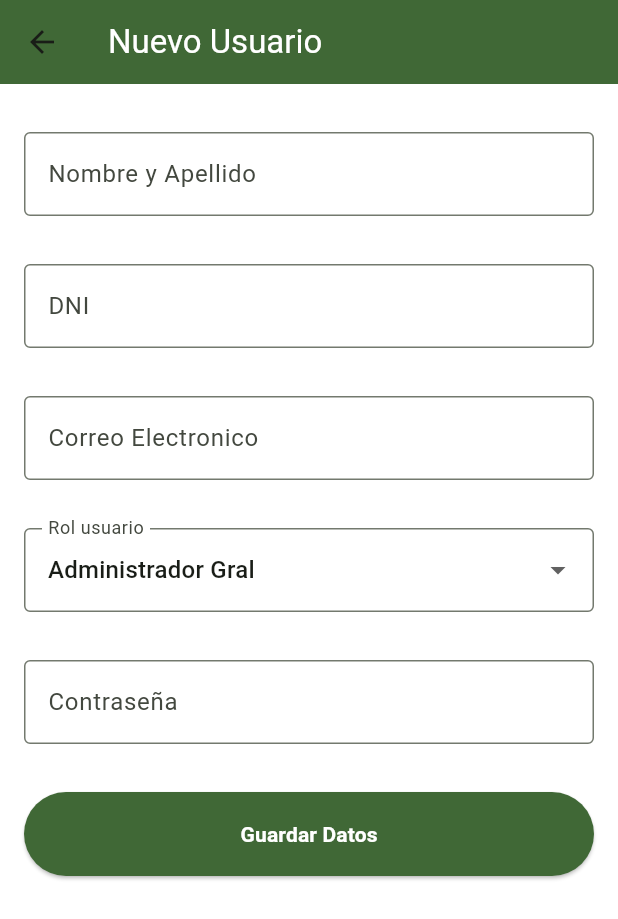
After one commit to jlmartinezdev/controlestacionamiento, a Flutter app: the UserPage screen opened by its route, after a tap on "Nuevo Usuario", on a phone screen of 412 x 824 dp. The commit adds this screen. Shown: the top 919 px of the screen. Run offline on Flutter 3.47's test engine with Material 3 defaults, Android fonts, the phone set to English and light mode, and no system bars; our stand-ins replace sqflite; accounts and stored records are empty.

Commit message:
CRUD usuario listo

```diff
--- a/lib/app/app.dart
+++ b/lib/app/app.dart
@@ -17,10 +17,10 @@ class MyApp extends StatelessWidget {
         colorScheme: ColorScheme.fromSeed(seedColor: primary).copyWith(
           surface: const Color(0xffffffff)
         ),
-        textTheme: Theme.of(context).textTheme.apply(
+        /*textTheme: Theme.of(context).textTheme.apply(
           fontFamily: 'Inter',
           displayColor: const Color(0xff000000)
-        ),
+        ),**/
 
        useMaterial3: true,
       ),
--- a/lib/app/service/database_helper.dart
+++ b/lib/app/service/database_helper.dart
@@ -17,7 +17,7 @@ class DatabaseHelper {
 
   // Set the version. This executes the onCreate function and provides a
   // path to perform database upgrades and downgrades.
-  static const int versionNumber = 2;
+  static const int versionNumber = 3;
 
   // Table name
   static const String tableNotes = 'User';
@@ -167,7 +167,7 @@ class DatabaseHelper {
     final db = await database;
     await db.update(
       'user',
-      user.toMap(),
+      user.toJson(),
       where: 'id_usuario = ?',
       whereArgs: [user.id_usuario],
     );
--- /dev/null
+++ b/lib/app/view/cm_usuario.dart
@@ -0,0 +1,258 @@
+import 'package:control_estacionamiento/app/view/home_page.dart';
+import 'package:flutter/material.dart';
+import 'package:flutter/services.dart';
+import '../models/User.dart';
+import '../service/database_helper.dart';
+import 'login_presenter.dart';
+
+class CmUsuarioView extends StatefulWidget {
+  final String title;
+  final int idLength;
+  final bool isNew;
+  final User user;
+
+
+  const CmUsuarioView({super.key, required this.title, required this.idLength, required this.isNew, required this.user});
+
+  @override
+  State<CmUsuarioView> createState() => _CmUsuarioState();
+}
+
+class _CmUsuarioState extends State<CmUsuarioView> {
+  late String _username, _password, _email, _dni;
+  late int _rol;
+  final String _currentSelectedValue= 'Seleccione un opcion';
+  late TextEditingController _controllerId, _controllerName, _controllerDni, _controllerEmail, _controllerPassword, _controllerRol;
+
+
+  DatabaseHelper appDatabase = DatabaseHelper.instance;
+  List<User> users = [];
+  late User user;
+  final _formKey = GlobalKey<FormState>();
+  final scaffoldKey = new GlobalKey<ScaffoldState>();
+  List<DropdownMenuItem<String>> get dropdownItems{
+    List<DropdownMenuItem<String>> menuItems = [
+      const DropdownMenuItem(value: "1", child: Text("Administrador Gral")),
+      const DropdownMenuItem(value: "2", child: Text("Administrador")),
+      const DropdownMenuItem(value: "3", child: Text("Operador")),
+
+    ];
+    return menuItems;
+  }
+  @override
+  void initState() {
+    super.initState();
+
+  }
+  void setRol(String val){
+    if(_currentSelectedValue.isNotEmpty){
+
+    }else{
+      _rol= 1;
+    }
+  }
+  void _showSnackBar(String text, int type) {
+    ScaffoldMessenger.of(context).showSnackBar( SnackBar(
+      content: Text(text),
+      backgroundColor: type==1 ?const Color.fromARGB(255, 4, 160, 74) : const Color.fromARGB(255,255,0,0),
+    ));
+
+  }
+  void saveData(User user) async {
+    //print("HI");
+    DatabaseHelper db = DatabaseHelper.instance;
+    if(widget.isNew){
+      await db.insertMetodo2(user).
+      then((user) {
+        _showSnackBar('OK', 1);
+        Navigator.pop(context, { getAllUser()});
+      }).catchError((onError) {
+        _showSnackBar(onError, 2);
+      });
+    }else{
+      await db.updateUser(user).
+      then((user) {
+        _showSnackBar('OK', 1);
+        Navigator.pop(context, { setState(() {
+
+        })});
+      }).catchError((onError) {
+        _showSnackBar(onError, 2);
+      });
+    }
+
+
+  }
+  void _submit() {
+    final form = _formKey.currentState;
+
+    if (form!.validate()) {
+      setState(() {
+        form.save();
+        saveData(User(id_usuario: widget.idLength ,name: _username, dni: _dni, password: _password, email: _email, rol: _rol));
+     //   _presenter.doLogin(_username, _password);
+      });
+    }
+  }
+  getAllUser() async {
+    var userst = await appDatabase.users();
+    setState(() {
+      users = userst;
+    });
+  }
+
+
+  @override
+  dispose() {
+    // Close the database when no longer needed
+    //appDatabase.close();
+    super.dispose();
+  }
+
+  @override
+  Widget build(BuildContext context) {
+    return Scaffold(
+      key: scaffoldKey,
+      appBar: AppBar(
+        backgroundColor: Theme.of(context).colorScheme.primary,
+        title: Text(widget.title, style: const TextStyle(color: Colors.white),),
+
+      ),
+      backgroundColor: const Color(0xffffffff),
+      body: SingleChildScrollView(
+        child: Form(
+          key: _formKey,
+          child: Padding(
+            padding: const EdgeInsets.symmetric(horizontal: 8, vertical: 16.0),
+            child: Column(
+              children: [
+                Padding(
+                  padding:
+                  const EdgeInsets.symmetric(horizontal: 8, vertical: 16),
+                  child: TextFormField(
+                    onSaved: (val) => _username = val!,
+                    initialValue: widget.user.name,
+                    decoration: const InputDecoration(
+                      labelText: 'Nombre y Apellido',
+                      hintText: 'Nombre y Apellido',
+                      border: OutlineInputBorder(),
+                    ),
+                    validator: (value) {
+                      if (value == null || value.isEmpty) {
+                        return 'Por favor ingrese su nombre';
+                      }
+                      return null;
+                    },
+                  ),
+                ),
+                Padding(
+                  padding:
+                  const EdgeInsets.symmetric(horizontal: 8, vertical: 16),
+                  child: TextFormField(
+                    onSaved: (val) => _dni = val!,
+                    initialValue: widget.user.dni,
+                    keyboardType: TextInputType.number,
+                    inputFormatters: <TextInputFormatter>[
+                      FilteringTextInputFormatter.digitsOnly
+                    ],
+                    decoration: const InputDecoration(
+                      labelText: 'DNI',
+                      hintText: 'DNI',
+                      border: OutlineInputBorder(),
+                    ),
+                    validator: (value) {
+                      if (value == null || value.isEmpty) {
+                        return 'Por favor ingrese su dni';
+                      }
+                      return null;
+                    },
+                  ),
+                ),
+                Padding(
+                  padding:
+                  const EdgeInsets.symmetric(horizontal: 8, vertical: 16),
+                  child: TextFormField(
+                    onSaved: (val) => _email = val!,
+                    initialValue: widget.user.email,
+                    decoration: const InputDecoration(
+                      labelText: 'Correo Electronico',
+                      hintText: 'Correo Electronico',
+                      border: OutlineInputBorder(),
+                    ),
+                    validator: (value) {
+                      if (value == null || value.isEmpty) {
+                        return 'Por favor ingrese su correo';
+                      }
+                      return null;
+                    },
+                  ),
+                ),
+                Padding(padding: const EdgeInsets.symmetric(horizontal: 8, vertical: 16),
+                child:DropdownButtonFormField(
+                    decoration: const InputDecoration(
+                      labelText: "Rol usuario",
+                      border: OutlineInputBorder(),
+                    ),
+                    validator: (value) => value == null ? "Seleccione un opcion" : null,
+                    value: widget.isNew ? dropdownItems.first.value: dropdownItems[int.parse(widget.user.rol.toString())].value,
+                    onSaved: (val) => _rol= int.parse(val.toString()),
+                    onChanged: (newValue) {
+                      setState(() {
+                        _rol= int.parse(newValue.toString());
+                      });
+                    },
+
+                    items : dropdownItems.map((item) {
+                      return new DropdownMenuItem<String>(
+                        value: item.value,
+                        child: item.child, //FAIL
+                      );
+                    }).toList() )),
+
+                Padding(
+                  padding:
+                  const EdgeInsets.symmetric(horizontal: 8, vertical: 16),
+                  child: TextFormField(
+                    onSaved: (val) => _password = val!,
+                    initialValue: widget.user.password,
+                    obscureText: true,
+                    decoration: const InputDecoration(
+                        labelText: 'Contraseña', border: OutlineInputBorder()),
+                    validator: (value) {
+                      if (value == null || value.isEmpty) {
+                        return 'Por favor ingrese contraseña';
+                      }
+                      return null;
+                    },
+                  ),
+                ),
+                Padding(
+                  padding:
+                  const EdgeInsets.symmetric(horizontal: 8, vertical: 16.0),
+                  child: Center(
+                    child: ElevatedButton(
+                      onPressed: () {
+                        _submit();
+                      },
+                      style: ElevatedButton.styleFrom(
+                          minimumSize: const Size.fromHeight(56),
+                          backgroundColor:
+                          Theme.of(context).colorScheme.primary,
+                          foregroundColor: const Color(0xffffffff)),
+                      child: const Text('Guardar Datos',
+                          style: TextStyle(
+                            fontWeight: FontWeight.bold,
+                          )),
+                    ),
+                  ),
+                ),
+              ],
+            ),
+          ),
+        ),
+      ),
+    );
+  }
+
+
+}
--- a/lib/app/view/home_page.dart
+++ b/lib/app/view/home_page.dart
@@ -68,8 +68,7 @@ class _MyHomePageState extends State<MyHomePage> {
 
           backgroundColor: Theme
               .of(context)
-              .colorScheme
-              .inversePrimary,
+              .colorScheme.primary,
           title: Text(widget.title),
           actions: [
             PopupMenuButton<String>(
--- a/lib/app/view/usuario.dart
+++ b/lib/app/view/usuario.dart
@@ -1,5 +1,6 @@
 import 'package:control_estacionamiento/app/models/User.dart';
 import 'package:control_estacionamiento/app/service/database_helper.dart';
+import 'package:control_estacionamiento/app/view/cm_usuario.dart';
 import 'package:flutter/foundation.dart';
 import 'package:flutter/material.dart';
 
@@ -15,6 +16,7 @@ class UserPage extends StatefulWidget {
 class _UserPageState extends State<UserPage> {
   DatabaseHelper appDatabase = DatabaseHelper.instance;
   List<User> users= [];
+  final int test = 1;
 
   getAllUser() {
     appDatabase.getAllUsers().then((onValue) async  {
@@ -26,6 +28,11 @@ class _UserPageState extends State<UserPage> {
         print(onError);
       }
     });
+  }
+  @override
+  void didChangeDependencies() {
+    super.didChangeDependencies();
+    getAllUser();
   }
   @override
   void initState() {
@@ -45,45 +52,99 @@ class _UserPageState extends State<UserPage> {
     title: Text(widget.title),
     ),
       floatingActionButton: FloatingActionButton.extended(
-          label: const Text(" "),
+          label: const Text("Nuevo Usuario"),
           icon: const Icon(Icons.add),
           onPressed: () {
-            setState(() {});
+            Navigator.push(
+              context,
+              MaterialPageRoute(
+                  builder: (context) =>  CmUsuarioView(
+                    title: 'Nuevo Usuario',
+                    idLength:  users.length + 1,
+                    isNew: true,
+                    user: User(id_usuario: 0,name: '',dni:'',password: '',email: '',rol: 1),
+                  )),
+            ).then((_)=>{
+              getAllUser()
+            });
           }),
-      body: ListView.builder(
+      body: ListView.separated(
         itemCount: users.length,
         itemBuilder: (context, index) {
           final item = users[index];
           return ListTile(
+            leading: const CircleAvatar(
+              backgroundColor: Colors.white70,
+              child: Icon(Icons.person,color: Colors.grey,),
+            ),
             title: Text(item.name.toString(),
                 style: const TextStyle(
-                 fontSize: 24.0)),
+                 fontSize: 20.0)),
+            subtitle: Text(item.email.toString()),
             trailing: Row(
               mainAxisSize: MainAxisSize.min,
               children: [
                 IconButton(
                   icon: const Icon(Icons.edit),
                   onPressed: () {
-                    // Lógica para editar el item
-                    print('Editar $item');
+                    Navigator.push(
+                      context,
+                      MaterialPageRoute(
+                          builder: (context) =>  CmUsuarioView(
+                            title: 'Editar Usuario',
+                            idLength: int.parse(item.id_usuario.toString()),
+                            isNew: false,
+                            user: item,
+                          )),
+                    ).then((_)=>{
+                      getAllUser()
+                    });
+
                   },
                 ),
                 IconButton(
                   icon: const Icon(Icons.delete),
-                  onPressed: () {
-                    // Lógica para borrar el item
-                    setState(() {
-                     // items.removeAt(index);
+                  onPressed: () async {
+                    final result = await showDialog<bool>(
+                      context: context,
+                      builder: (context) => AlertDialog(
+                        title: const Text('Desea eliminar usuario?'),
+                        content: const Text('Se eliminara permanentemente de la base de datos'),
+                        actions: [
+                          TextButton(
+                            onPressed: () => Navigator.pop(context, false),
+                            child: const Text('Cancelar'),
+                          ),
+                          TextButton(
+                            onPressed: () => Navigator.pop(context, true),
+                            child: const Text('Eliminar'),
+                          ),
+                        ],
+                      ),
+                    );
+
+                    if (result == null || !result) {
+                      return;
+                    }
+                    appDatabase.deleteUser(int.parse(item.id_usuario.toString())).then((success)=>{
+                      getAllUser()
                     });
+
                   },
                 ),
               ],
             ),
+
           );
+        },
+        separatorBuilder: (context, index) { // <-- SEE HERE
+          return const Divider();
         },
       ),
 
     );
+
   }
 
+
 }
```
Also changed, not shown: lib/app/view/login.dart (+7 -2 lines).
